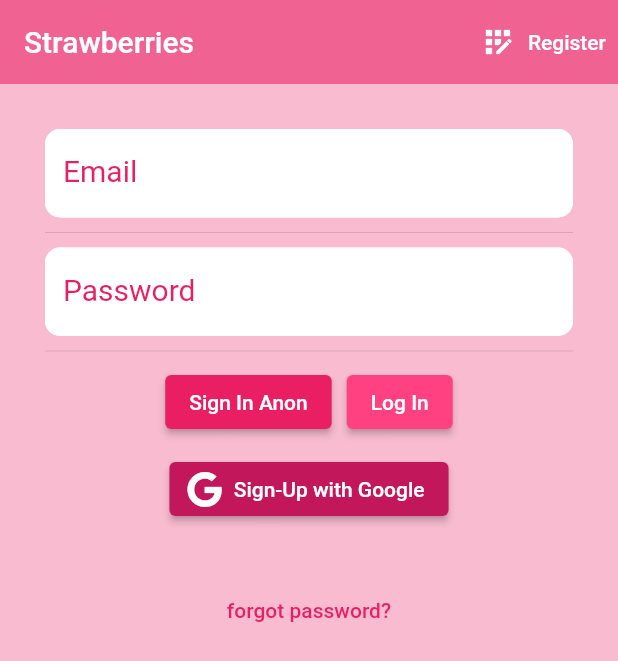
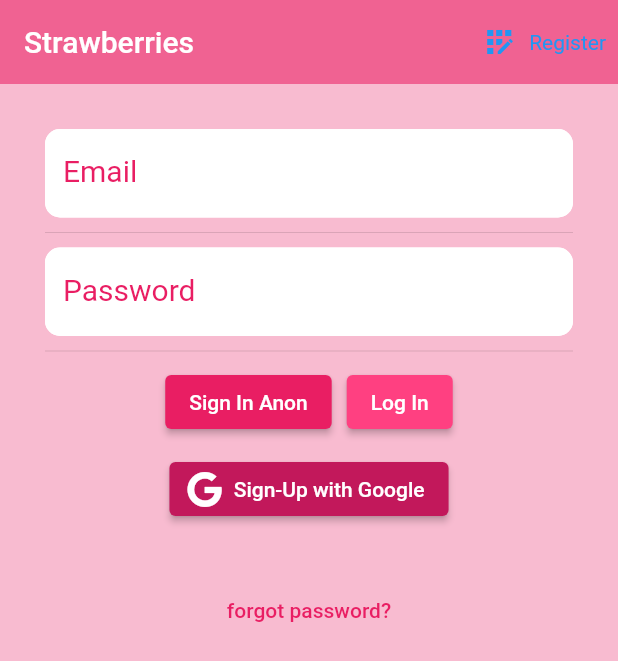
Before and after one commit to Darksister22/firebasetest, a Flutter app: the screen it shows after launch, on a phone screen of 412 x 824 dp. Shown: the top 661 px of the screen. Run offline on Flutter 3.47's test engine with Material 2 defaults, Android fonts, the phone set to English and light mode, and no system bars; our stand-ins replace cloud_firestore, firebase_auth, firebase_core, flutter_spinkit, font_awesome_flutter, google_sign_in; accounts and stored records are empty.

Commit message:
solved errors for new flutter version

```diff
--- a/lib/Screens/Auth/register.dart
+++ b/lib/Screens/Auth/register.dart
@@ -32,7 +32,8 @@ class _RegisterState extends State<Register> {
                     widget.toggle();
                   },
                   label: const Text('Sign In'),
-                  style: TextButton.styleFrom(foregroundColor: Colors.white),
+                  style: TextButton.styleFrom(
+                      textStyle: TextStyle(color: Colors.white)),
                   icon: const Icon(Icons.login),
                 )
               ],
@@ -84,8 +85,7 @@ class _RegisterState extends State<Register> {
                     ),
                   ),
                   ElevatedButton(
-                    style: ElevatedButton.styleFrom(
-                        backgroundColor: Colors.pinkAccent),
+                    style: ElevatedButton.styleFrom(primary: Colors.pinkAccent),
                     child: const Text('Register'),
                     onPressed: () async {
                       if (_formKey.currentState!.validate()) {
--- a/lib/Screens/Auth/signin.dart
+++ b/lib/Screens/Auth/signin.dart
@@ -1,5 +1,6 @@
 // ignore_for_file: avoid_print, prefer_const_constructors, prefer_const_constructors_in_immutables
 
+import 'package:firebase_auth/firebase_auth.dart';
 import 'package:firebasetest/Services/fireauth.dart';
 import 'package:firebasetest/Services/google_sign_in.dart';
 import 'package:firebasetest/shared/constants.dart';
@@ -24,6 +25,11 @@ class _SignInState extends State<SignIn> {
   TextEditingController password = TextEditingController();
   final _formKey = GlobalKey<FormState>();
   String error = '';
+  FirebaseAuth _phoneauth = FirebaseAuth.instance;
+  TextEditingController phone = TextEditingController();
+  TextEditingController otp = TextEditingController();
+  bool logged = false;
+  String verId = '';
 
   @override
   Widget build(BuildContext context) {
@@ -38,7 +44,8 @@ class _SignInState extends State<SignIn> {
                     widget.toggle();
                   },
                   label: const Text('Register'),
-                  style: TextButton.styleFrom(foregroundColor: Colors.white),
+                  style: TextButton.styleFrom(
+                      textStyle: TextStyle(color: Colors.white)),
                   icon: const Icon(Icons.app_registration),
                 )
               ],
@@ -91,8 +98,7 @@ class _SignInState extends State<SignIn> {
                     mainAxisAlignment: MainAxisAlignment.center,
                     children: [
                       ElevatedButton(
-                        style: ElevatedButton.styleFrom(
-                            backgroundColor: Colors.pink),
+                        style: ElevatedButton.styleFrom(primary: Colors.pink),
                         child: Text('Sign In Anon'),
                         onPressed: () async {
                           dynamic result = await _auth.signInAnon();
@@ -109,7 +115,7 @@ class _SignInState extends State<SignIn> {
                       ),
                       ElevatedButton(
                         style: ElevatedButton.styleFrom(
-                            backgroundColor: Colors.pinkAccent),
+                            primary: Colors.pinkAccent),
                         child: Text('Log In'),
                         onPressed: () async {
                           if (_formKey.currentState!.validate()) {
@@ -146,8 +152,7 @@ class _SignInState extends State<SignIn> {
                     },
                     label: Text('Sign-Up with Google'),
                     icon: FaIcon(FontAwesomeIcons.google),
-                    style: ElevatedButton.styleFrom(
-                        backgroundColor: Colors.pink[700]),
+                    style: ElevatedButton.styleFrom(primary: Colors.pink[700]),
                   ),
                   Text(
                     error,
@@ -168,5 +173,68 @@ class _SignInState extends State<SignIn> {
               ),
             ),
           );
+
+    // return Column(children: [
+    //   TextField(
+    //     decoration: InputDecoration(
+    //       labelText: 'phone',
+    //     ),
+    //     controller: phone,
+    //     keyboardType: TextInputType.phone,
+    //   ),
+    //   SizedBox(
+    //     height: 10,
+    //   ),
+    //   Visibility(
+    //     visible: logged,
+    //     child: TextField(
+    //       decoration: InputDecoration(labelText: 'code'),
+    //       controller: otp,
+    //     ),
+    //   ),
+    //   SizedBox(
+    //     height: 10,
+    //   ),
+    //   ElevatedButton(
+    //       onPressed: () {
+    //         if (logged) {
+    //           verifyCode();
+    //         } else {
+    //           verify();
+    //         }
+    //       },
+    //       child: Text('login'))
+    // ]);
   }
+
+  // void verify() {
+  //   _phoneauth.verifyPhoneNumber(
+  //     phoneNumber: phone.text,
+  //     verificationCompleted: (PhoneAuthCredential credential) async {
+  //       //get the credentials, then sign in.
+  //       await _phoneauth
+  //           .signInWithCredential(credential)
+  //           .then((value) => print('logged in successfully.'));
+  //     },
+  //     verificationFailed: (FirebaseAuthException exception) {
+  //       print(exception.message);
+  //     },
+  //     codeSent: ((verificationId, forceResendingToken) {
+  //       //what will happen when the code is sent.
+  //       verId = verificationId;
+  //       setState(() {
+  //         logged = true;
+  //       });
+  //     }),
+  //     codeAutoRetrievalTimeout: ((verificationId) {}),
+  //   );
+  // }
+
+  // void verifyCode() async {
+  //   PhoneAuthCredential credential =
+  //       PhoneAuthProvider.credential(verificationId: verId, smsCode: otp.text);
+  //   await _phoneauth
+  //       .signInWithCredential(credential)
+  //       .then((value) => print('logged in'));
+  // }
 }
--- a/lib/Screens/home/home.dart
+++ b/lib/Screens/home/home.dart
@@ -49,7 +49,8 @@ class _HomeState extends State<Home> {
                   await provider.googleLogout();
                 },
                 label: const Text('Logout'),
-                style: TextButton.styleFrom(foregroundColor: Colors.white),
+                style: TextButton.styleFrom(
+                    textStyle: TextStyle(color: Colors.white)),
                 icon: const Icon(Icons.logout),
               ),
               Container(
@@ -62,7 +63,8 @@ class _HomeState extends State<Home> {
                     FontAwesomeIcons.userGear,
                     size: 20,
                   ),
-                  style: TextButton.styleFrom(foregroundColor: Colors.white),
+                  style: TextButton.styleFrom(
+                      textStyle: TextStyle(color: Colors.white)),
                   label: const Text('Preferences'))
             ],
           ),
--- a/lib/Screens/home/preferences_form.dart
+++ b/lib/Screens/home/preferences_form.dart
@@ -102,7 +102,7 @@ class _PreferencesFormState extends State<PreferencesForm> {
                 },
                 icon: const Icon(Icons.update),
                 label: const Text('Update'),
-                style: ElevatedButton.styleFrom(backgroundColor: Colors.pink),
+                style: ElevatedButton.styleFrom(primary: Colors.pink),
               )
             ]),
           );
--- a/lib/main.dart
+++ b/lib/main.dart
@@ -2,6 +2,7 @@
 
 import 'package:firebasetest/Screens/wrapper.dart';
 import 'package:firebasetest/Services/google_sign_in.dart';
+import 'package:firebasetest/routes.dart';
 import 'package:flutter/material.dart';
 import 'package:firebase_core/firebase_core.dart';
 import 'package:provider/provider.dart';
@@ -25,8 +26,11 @@ class MyApp extends StatelessWidget {
         return MaterialApp(
           debugShowCheckedModeBanner: false,
           home: Wrapper(),
+          //initialRoute: '/',
+          // onGenerateRoute: RouteGen.generateRoute,
         );
       }),
     );
   }
 }
+//Navigator.of(context).pushNamed('/second',arguments:'gjgdkfgkdfjglj')
```
Also changed, not shown: lib/routes.dart (added, +21 -0 lines).
